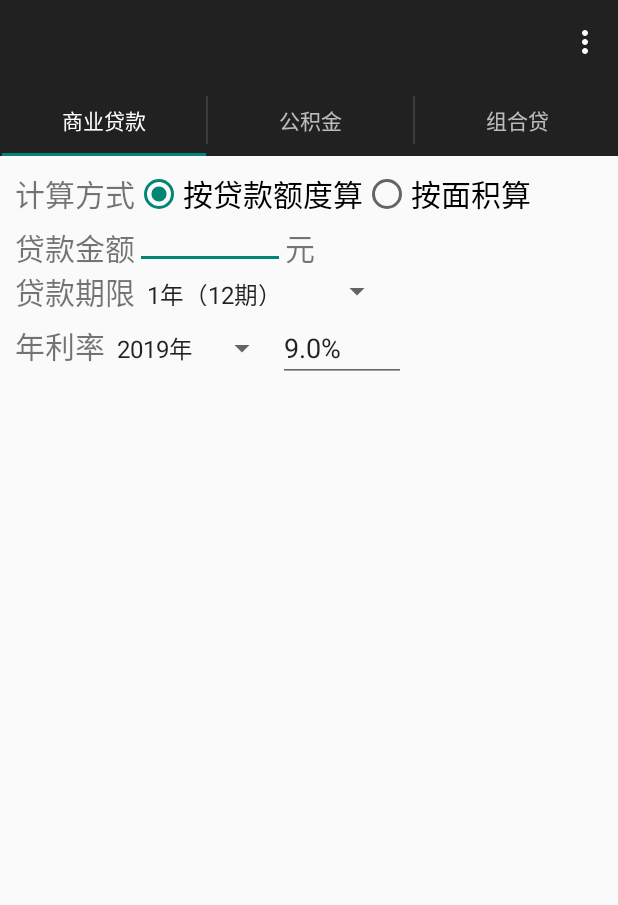
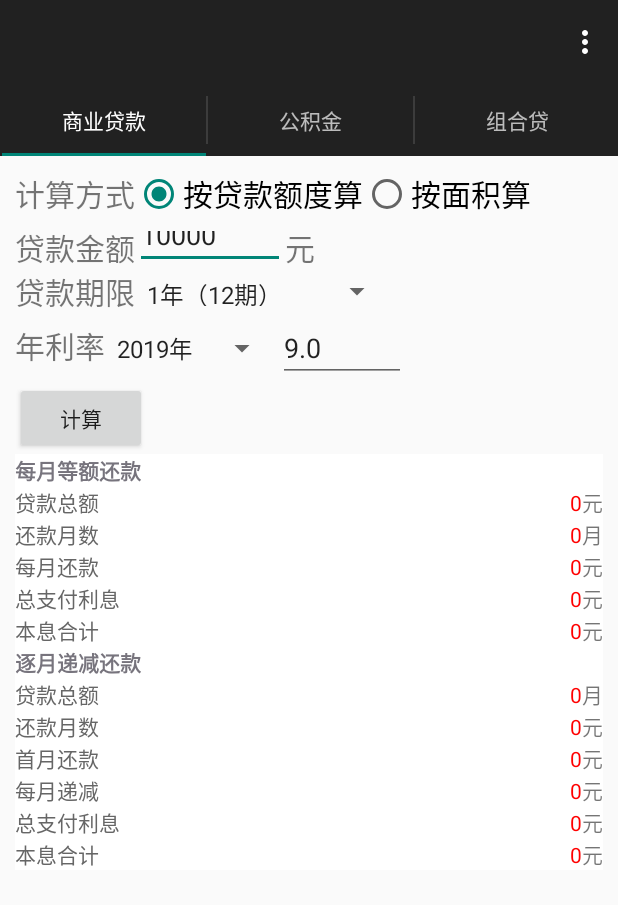
Before and after one commit to verylove/loaninterestrate, an Android app: the screen it shows after launch (MainActivity), on a phone screen of 412 x 824 dp. Shown: the top 905 px of the screen. Run offline under Robolectric (Android 15) with nearby library versions, the light colour scheme and no system bars.

Commit message:
增加利率计算处理

```diff
--- a/app/src/main/java/com/yt/loaninterestrate/Busines.java
+++ b/app/src/main/java/com/yt/loaninterestrate/Busines.java
@@ -9,6 +9,7 @@ import android.view.View;
 import android.view.ViewGroup;
 import android.widget.AdapterView;
 import android.widget.ArrayAdapter;
+import android.widget.Button;
 import android.widget.CompoundButton;
 import android.widget.EditText;
 import android.widget.LinearLayout;
@@ -16,6 +17,7 @@ import android.widget.ListAdapter;
 import android.widget.RadioButton;
 import android.widget.RadioGroup;
 import android.widget.Spinner;
+import android.widget.TextView;
 import android.widget.Toast;
 
 import java.util.ArrayList;
@@ -33,12 +35,19 @@ public class Busines extends Fragment {
     // TODO: Rename and change types of parameters
     private String mParam1;
     private String mParam2;
-    private RadioButton radiolimit,radioarea,radioButtonAset,radioButtonTwoset;
-    private LinearLayout layoutMoney,layoutArea;
-    private Spinner spinnerAgeLimit,spinnerInterestRate,spinnerDownPayment;
-    private EditText editTextLoanAmount,editTextUnitPrice,editTextArea,editTextRate;
+    private RadioButton radiolimit, radioarea, radioButtonAset, radioButtonTwoset;
+    private LinearLayout layoutMoney, layoutArea;
+    private Spinner spinnerAgeLimit, spinnerInterestRate, spinnerDownPayment;
+    private EditText editTextLoanAmount, editTextUnitPrice, editTextArea, editTextRate;
+    private Button buttonCalculate;
 
     private OnFragmentInteractionListener mListener;
+
+    private TextView textViewDiminishingMoney, textViewDiminishingMonth, textViewDiminishingFristMonthMoney, textViewDiminishingOffMoney, textViewDiminishingInterestMoney, textViewDiminishingAllMoney;
+
+    private TextView textViewEvenMoney, textViewEvenMonth, textViewEvenMonthMoney, textViewEvenInterestMoney, textViewEvenAllMoney;
+
+    private double loanMoney, loanYear, loanRate;
 
 
     public static Busines newInstance(String param1, String param2) {
@@ -47,6 +56,7 @@ public class Busines extends Fragment {
         args.putString(ARG_PARAM1, param1);
         args.putString(ARG_PARAM2, param2);
         fragment.setArguments(args);
+
         return fragment;
     }
 
@@ -68,38 +78,60 @@ public class Busines extends Fragment {
     public View onCreateView(LayoutInflater inflater, ViewGroup container,
                              Bundle savedInstanceState) {
         View v = inflater.inflate(R.layout.fragment_busines, container, false);
-            radiolimit  = (RadioButton)v.findViewById(R.id.radiolimit);//贷款额度按钮
-            radioarea  = (RadioButton)v.findViewById(R.id.radioarea);//面积按钮
+        radiolimit = (RadioButton) v.findViewById(R.id.radiolimit);//贷款额度按钮
+        radioarea = (RadioButton) v.findViewById(R.id.radioarea);//面积按钮
 
-            radioButtonAset = (RadioButton)v.findViewById(R.id.radioButtonAset);//一套
-            radioButtonTwoset = (RadioButton)v.findViewById(R.id.radioButtonTwoSet);//二套
+        radioButtonAset = (RadioButton) v.findViewById(R.id.radioButtonAset);//一套
+        radioButtonTwoset = (RadioButton) v.findViewById(R.id.radioButtonTwoSet);//二套
 
 
-            editTextLoanAmount = (EditText)v.findViewById(R.id.editTextLoanAmount);//贷款金额
-            editTextUnitPrice = (EditText)v.findViewById(R.id.editTextUnitPrice);//每平方单价
-            editTextArea = (EditText)v.findViewById(R.id.editTextArea);//房子面积
-            editTextRate = (EditText)v.findViewById(R.id.editTextRate);//利率值
+        editTextLoanAmount = (EditText) v.findViewById(R.id.editTextLoanAmount);//贷款金额
+        editTextUnitPrice = (EditText) v.findViewById(R.id.editTextUnitPrice);//每平方单价
+        editTextArea = (EditText) v.findViewById(R.id.editTextArea);//房子面积
+        editTextRate = (EditText) v.findViewById(R.id.editTextRate);//利率值
 
-            layoutMoney = (LinearLayout)v.findViewById(R.id.layoutMoney);//贷款金额区域
-            layoutArea = (LinearLayout)v.findViewById(R.id.layoutArea);//面积区域
+        layoutMoney = (LinearLayout) v.findViewById(R.id.layoutMoney);//贷款金额区域
+        layoutArea = (LinearLayout) v.findViewById(R.id.layoutArea);//面积区域
 
-            spinnerAgeLimit = (Spinner)v.findViewById(R.id.spinnerAgeLimit);//贷款年限选择列表
+        spinnerAgeLimit = (Spinner) v.findViewById(R.id.spinnerAgeLimit);//贷款年限选择列表
+
+
+        loanMoney = 0.0;
+        loanYear = 0.0;
+        loanRate = 0.0;
+
+        //处理显示数据
+        textViewEvenMoney = (TextView) v.findViewById(R.id.textViewEvenMoney);
+        textViewEvenMonth = (TextView) v.findViewById(R.id.textViewEvenMonth);
+        textViewEvenMonthMoney = (TextView) v.findViewById(R.id.textViewEvenMonthMoney);
+        textViewEvenInterestMoney = (TextView) v.findViewById(R.id.textViewEvenInterestMoney);
+        textViewEvenAllMoney = (TextView) v.findViewById(R.id.textViewEvenAllMoney);
+
+        textViewDiminishingMoney = (TextView) v.findViewById(R.id.textViewDiminishingMoney);
+        textViewDiminishingMonth = (TextView) v.findViewById(R.id.textViewDiminishingMonth);
+        textViewDiminishingFristMonthMoney = (TextView) v.findViewById(R.id.textViewDiminishingFristMonthMoney);
+        textViewDiminishingOffMoney = (TextView) v.findViewById(R.id.textViewDiminishingOffMoney);
+        textViewDiminishingInterestMoney = (TextView) v.findViewById(R.id.textViewDiminishingInterestMoney);
+        textViewDiminishingAllMoney = (TextView) v.findViewById(R.id.textViewDiminishingAllMoney);
+
 
         //贷款年限
         final List<AgeLimitData> agelimitdatas = new ArrayList<AgeLimitData>();
 
-            for(int i =1;i<=30;i++){
-                AgeLimitData tmp =  new AgeLimitData(i,i + "年（" + i * 12 + "期）");
+        for (int i = 1; i <= 30; i++) {
+            AgeLimitData tmp = new AgeLimitData(i, i + "年（" + i * 12 + "期）");
             agelimitdatas.add(tmp);
             tmp = null;
         }
-            ArrayAdapter<AgeLimitData> adapterAgeLimit = new ArrayAdapter<AgeLimitData>(getActivity(),android.R.layout.simple_spinner_item,agelimitdatas);
+        ArrayAdapter<AgeLimitData> adapterAgeLimit = new ArrayAdapter<AgeLimitData>(getActivity(), android.R.layout.simple_spinner_item, agelimitdatas);
         spinnerAgeLimit.setAdapter(adapterAgeLimit);
 
         spinnerAgeLimit.setOnItemSelectedListener(new AdapterView.OnItemSelectedListener() {
             @Override
             public void onItemSelected(AdapterView<?> adapterView, View view, int i, long l) {
-                    Toast.makeText(getActivity(),agelimitdatas.get(i).toString()+"",Toast.LENGTH_LONG).show();
+                Toast.makeText(getActivity(), agelimitdatas.get(i).toString() + "", Toast.LENGTH_LONG).show();
+                //取到贷款年数
+                loanYear = agelimitdatas.get(i).key;
             }
 
             @Override
@@ -109,22 +141,22 @@ public class Busines extends Fragment {
         });
 
         //年利率
-            spinnerInterestRate = (Spinner)v.findViewById(R.id.spinnerInterestRate);//年利率选择列表
+        spinnerInterestRate = (Spinner) v.findViewById(R.id.spinnerInterestRate);//年利率选择列表
         final List<InterestRate> interestratess = new ArrayList<InterestRate>();
 
-            for(int i=9;i>0;i--){
-                InterestRate tmp = new InterestRate(i,"201" + i + "年",i*1.0);
+        for (int i = 9; i > 0; i--) {
+            InterestRate tmp = new InterestRate(i, "201" + i + "年", i * 1.0);
             interestratess.add(tmp);
             tmp = null;
         }
 
-            ArrayAdapter<InterestRate> adapterInterestRate = new ArrayAdapter<InterestRate>(getActivity(),android.R.layout.simple_spinner_item,interestratess);
+        ArrayAdapter<InterestRate> adapterInterestRate = new ArrayAdapter<InterestRate>(getActivity(), android.R.layout.simple_spinner_item, interestratess);
         spinnerInterestRate.setAdapter(adapterInterestRate);
         spinnerInterestRate.setOnItemSelectedListener(new AdapterView.OnItemSelectedListener() {
             @Override
             public void onItemSelected(AdapterView<?> adapterView, View view, int i, long l) {
-                    editTextRate.setText(interestratess.get(i).rate+"%");
-                    Toast.makeText(getActivity(),interestratess.get(i).toString()+"",Toast.LENGTH_LONG).show();
+                editTextRate.setText(interestratess.get(i).rate + "");
+                Toast.makeText(getActivity(), interestratess.get(i).toString() + "", Toast.LENGTH_LONG).show();
             }
 
             @Override
@@ -134,19 +166,19 @@ public class Busines extends Fragment {
         });
 
         //首付
-            spinnerDownPayment = (Spinner)v.findViewById(R.id.spinnerDownPayment);//首付选择列表
+        spinnerDownPayment = (Spinner) v.findViewById(R.id.spinnerDownPayment);//首付选择列表
         final List<DownPayment> downpayments = new ArrayList<DownPayment>();
-            for(int i=2;i<=9;i++){
-                DownPayment tmp = new DownPayment(i,i+"成");
+        for (int i = 2; i <= 9; i++) {
+            DownPayment tmp = new DownPayment(i, i + "成");
             downpayments.add(tmp);
             tmp = null;
         }
-            ArrayAdapter adapterDownPayment = new ArrayAdapter(getActivity(),android.R.layout.simple_spinner_item,downpayments);
+        ArrayAdapter adapterDownPayment = new ArrayAdapter(getActivity(), android.R.layout.simple_spinner_item, downpayments);
         spinnerDownPayment.setAdapter(adapterDownPayment);
         spinnerDownPayment.setOnItemSelectedListener(new AdapterView.OnItemSelectedListener() {
             @Override
             public void onItemSelected(AdapterView<?> adapterView, View view, int i, long l) {
-                    Toast.makeText(getActivity(),downpayments.get(i).toString()+"",Toast.LENGTH_LONG).show();
+                Toast.makeText(getActivity(), downpayments.get(i).toString() + "", Toast.LENGTH_LONG).show();
             }
 
             @Override
@@ -159,7 +191,7 @@ public class Busines extends Fragment {
         radiolimit.setOnCheckedChangeListener(new CompoundButton.OnCheckedChangeListener() {
             @Override
             public void onCheckedChanged(CompoundButton compoundButton, boolean b) {
-                    if(radiolimit.isChecked()){
+                if (radiolimit.isChecked()) {
                     layoutMoney.setVisibility(View.VISIBLE);
                     layoutArea.setVisibility(View.GONE);
                 }
@@ -171,7 +203,7 @@ public class Busines extends Fragment {
         radioarea.setOnCheckedChangeListener(new CompoundButton.OnCheckedChangeListener() {
             @Override
             public void onCheckedChanged(CompoundButton compoundButton, boolean b) {
-                    if(radioarea.isChecked()){
+                if (radioarea.isChecked()) {
                     layoutArea.setVisibility(View.VISIBLE);
                     layoutMoney.setVisibility(View.GONE);
 
@@ -183,8 +215,8 @@ public class Busines extends Fragment {
         radioButtonAset.setOnCheckedChangeListener(new CompoundButton.OnCheckedChangeListener() {
             @Override
             public void onCheckedChanged(CompoundButton compoundButton, boolean b) {
-                if(radioButtonAset.isChecked()){
-                    Toast.makeText(getActivity(),"选择了一套",Toast.LENGTH_LONG).show();
+                if (radioButtonAset.isChecked()) {
+                    Toast.makeText(getActivity(), "选择了一套", Toast.LENGTH_LONG).show();
                 }
             }
         });
@@ -192,44 +224,80 @@ public class Busines extends Fragment {
         radioButtonTwoset.setOnCheckedChangeListener(new CompoundButton.OnCheckedChangeListener() {
             @Override
             public void onCheckedChanged(CompoundButton compoundButton, boolean b) {
-                Toast.makeText(getActivity(),"选择了二套",Toast.LENGTH_LONG).show();
+                Toast.makeText(getActivity(), "选择了二套", Toast.LENGTH_LONG).show();
             }
         });
 
 
+        buttonCalculate = (Button) v.findViewById(R.id.calculate);
+        buttonCalculate.setOnClickListener(new View.OnClickListener() {
+            @Override
+            public void onClick(View view) {
+                loanRate = Double.parseDouble(editTextRate.getText().toString()) / 100;
+                loanMoney = Double.parseDouble(editTextLoanAmount.getText().toString());
+                Calculate t1 = new Calculate(loanRate, loanMoney, loanYear);
+                t1.evenMoney();
+
+                //等息
+                textViewEvenMoney.setText(get4s5r(t1.loanAmount, 2) + "");
+                textViewEvenMonth.setText(get4s5r(t1.monthCount, 0) + "");
+                textViewEvenMonthMoney.setText(get4s5r(t1.repayMonthMoney, 2) + "");
+                textViewEvenInterestMoney.setText(get4s5r(t1.repayInterest, 2) + "");
+                textViewEvenAllMoney.setText(get4s5r(t1.repayAllMoney, 2) + "");
+
+                Calculate t2 = new Calculate(loanRate, loanMoney, loanYear);
+                t2.diminishingMoney();
+                //等金
+                textViewDiminishingMoney.setText(get4s5r(t2.loanAmount, 2) + "");
+                textViewDiminishingMonth.setText(get4s5r(t2.monthCount, 0) + "");
+                textViewDiminishingFristMonthMoney.setText(get4s5r(t2.returnAllMonth.get(0).doubleValue(), 2) + "");
+                textViewDiminishingOffMoney.setText(get4s5r(t2.repayLiminishing, 2) + "");
+                textViewDiminishingInterestMoney.setText(get4s5r(t2.repayInterest, 2) + "");
+                textViewDiminishingAllMoney.setText(get4s5r(t2.repayAllMoney, 2) + "");
+
+            }
+        });
+
         return v;
     }
 
+    public Double get4s5r(Double data, Integer c) {
+        if(data!=0) {
+            data = new java.math.BigDecimal(Double.toString(data)).setScale(c, java.math.BigDecimal.ROUND_HALF_UP).doubleValue();
+        }
+        return data;
+    }
+
     //贷款年限类
-    public class AgeLimitData{
+    public class AgeLimitData {
 
         Integer key;
         String value;
 
-            public AgeLimitData(Integer key,String value){
+        public AgeLimitData(Integer key, String value) {
             this.key = key;
             this.value = value;
         }
 
-            public  String toString(){
+        public String toString() {
             return value;
         }
 
     }
 
     //贷款利率类
-    public class InterestRate{
+    public class InterestRate {
         public Integer id;
         public String value;
         public Double rate;
 
-        public InterestRate(Integer id,String value,Double rate){
+        public InterestRate(Integer id, String value, Double rate) {
             this.id = id;
             this.value = value;
             this.rate = rate;
         }
 
-        public String toString(){
+        public String toString() {
             return value;
         }
 
@@ -237,16 +305,16 @@ public class Busines extends Fragment {
     }
 
     //首付金额类
-    public class DownPayment{
-        public  Integer key;
-        public  String value;
+    public class DownPayment {
+        public Integer key;
+        public String value;
 
-        public DownPayment(Integer key,String value){
+        public DownPayment(Integer key, String value) {
             this.key = key;
             this.value = value;
         }
 
-        public String toString(){
+        public String toString() {
             return value;
         }
 
--- a/app/src/main/res/layout/fragment_busines.xml
+++ b/app/src/main/res/layout/fragment_busines.xml
@@ -71,6 +71,7 @@
                 <EditText
                     android:id="@+id/editTextLoanAmount"
                     android:layout_width="100dp"
+                    android:text="10000"
                     android:layout_height="match_parent"
                     android:ems="10"
                     android:inputType="numberDecimal" />
@@ -230,7 +231,6 @@
             android:orientation="horizontal">
 
             <TextView
-                android:id="@+id/textView5"
                 android:layout_width="wrap_content"
                 android:layout_height="wrap_content"
                 android:text="年利率"
@@ -249,5 +249,56 @@
                 android:layout_height="wrap_content" />
         </LinearLayout>
 
+
+        <LinearLayout
+            android:layout_width="match_parent"
+            android:layout_height="wrap_content"
+            android:orientation="horizontal">
+            <Button
+                android:id="@+id/calculate"
+                android:layout_width="wrap_content"
+                android:layout_height="wrap_content"
+                android:text="计算"
+                />
+
+            </LinearLayout>
+
+        <LinearLayout
+            android:layout_width="wrap_content"
+            android:layout_height="wrap_content"
+            android:orientation="vertical" >
+
+            <TableLayout
+                android:layout_width="wrap_content"
+                android:layout_height="wrap_content"
+                android:stretchColumns="1">
+
+                <TableRow style="@style/ReultBody"><TextView  android:text="每月等额还款" style="@style/ResultTitle" /></TableRow>
+                <TableRow style="@style/ReultBody"><TextView  android:text="贷款总额"  style="@style/ReultBodyLeft" /><TextView android:id="@+id/textViewEvenMoney" android:gravity="right" style="@style/ReultBodyRight" android:text="0" /><TextView  android:text="元" /></TableRow>
+                <TableRow style="@style/ReultBody"><TextView  android:text="还款月数" style="@style/ReultBodyLeft" /><TextView  android:id="@+id/textViewEvenMonth" android:gravity="right" style="@style/ReultBodyRight" android:text="0" /><TextView  android:text="月" /></TableRow>
+                <TableRow style="@style/ReultBody"><TextView  android:text="每月还款" style="@style/ReultBodyLeft" /><TextView  android:id="@+id/textViewEvenMonthMoney" android:gravity="right" style="@style/ReultBodyRight" android:text="0" /><TextView  android:text="元" /></TableRow>
+                <TableRow style="@style/ReultBody"><TextView  android:text="总支付利息" style="@style/ReultBodyLeft" /><TextView android:id="@+id/textViewEvenInterestMoney" android:gravity="right" style="@style/ReultBodyRight" android:text="0" /><TextView android:text="元" /></TableRow>
+                <TableRow style="@style/ReultBody"><TextView  android:text="本息合计" style="@style/ReultBodyLeft" /><TextView  android:id="@+id/textViewEvenAllMoney" android:gravity="right" style="@style/ReultBodyRight" android:text="0" /><TextView  android:text="元" /></TableRow>
+            </TableLayout>
+
+            <TableLayout
+                android:layout_width="wrap_content"
+                android:layout_height="wrap_content"
+                android:stretchColumns="1">
+
+                <TableRow style="@style/ReultBody"><TextView android:text="逐月递减还款" style="@style/ResultTitle" /></TableRow>
+                <TableRow style="@style/ReultBody"><TextView android:text="贷款总额"  style="@style/ReultBodyLeft" /><TextView android:id="@+id/textViewDiminishingMoney" android:gravity="right" style="@style/ReultBodyRight"  android:text="0" /><TextView  android:text="月" /></TableRow>
+                <TableRow style="@style/ReultBody"><TextView android:text="还款月数" style="@style/ReultBodyLeft" /><TextView  android:id="@+id/textViewDiminishingMonth" android:gravity="right" style="@style/ReultBodyRight" android:text="0" /><TextView  android:text="元" /></TableRow>
+                <TableRow style="@style/ReultBody"><TextView android:text="首月还款" style="@style/ReultBodyLeft" /><TextView  android:id="@+id/textViewDiminishingFristMonthMoney" android:gravity="right" style="@style/ReultBodyRight" android:text="0" /><TextView  android:text="元" /></TableRow>
+                <TableRow style="@style/ReultBody"><TextView android:text="每月递减" style="@style/ReultBodyLeft" /><TextView  android:id="@+id/textViewDiminishingOffMoney" android:gravity="right" style="@style/ReultBodyRight" android:text="0" /><TextView  android:text="元" /></TableRow>
+                <TableRow style="@style/ReultBody"><TextView android:text="总支付利息" style="@style/ReultBodyLeft" /><TextView android:id="@+id/textViewDiminishingInterestMoney" android:gravity="right" style="@style/ReultBodyRight" android:text="0" /><TextView android:text="元" /></TableRow>
+                <TableRow style="@style/ReultBody"><TextView android:text="本息合计" style="@style/ReultBodyLeft" /><TextView  android:id="@+id/textViewDiminishingAllMoney" android:gravity="right" style="@style/ReultBodyRight" android:text="0" /><TextView  android:text="元" /></TableRow>
+            </TableLayout>
+
+        </LinearLayout>
+
     </LinearLayout>
+
+
+
 </FrameLayout>
--- a/app/src/main/res/values/styles.xml
+++ b/app/src/main/res/values/styles.xml
@@ -5,4 +5,25 @@
         <!-- Customize your theme here. -->
     </style>
 
+    <style name="ResultTitle">
+        <item name="android:textStyle">bold</item>
+        <item name="android:textColor">#77747d</item>
+    </style>
+
+    <style name="ReultBody">
+        <item name="android:textColor">#666666</item>
+        <item name="android:background">#FFFFFF</item>
+    </style>
+
+    <style name="ReultBodyLeft">
+        <item name="android:textColor">#666666</item>
+        <item name="android:background">#FFFFFF</item>
+    </style>
+
+    <style name="ReultBodyRight">
+        <item name="android:textColor">#FF0000</item>
+        <item name="android:background">#00000000</item>
+    </style>
+
+
 </resources>
```
Lines whose indentation alone changed are shown as unchanged.
